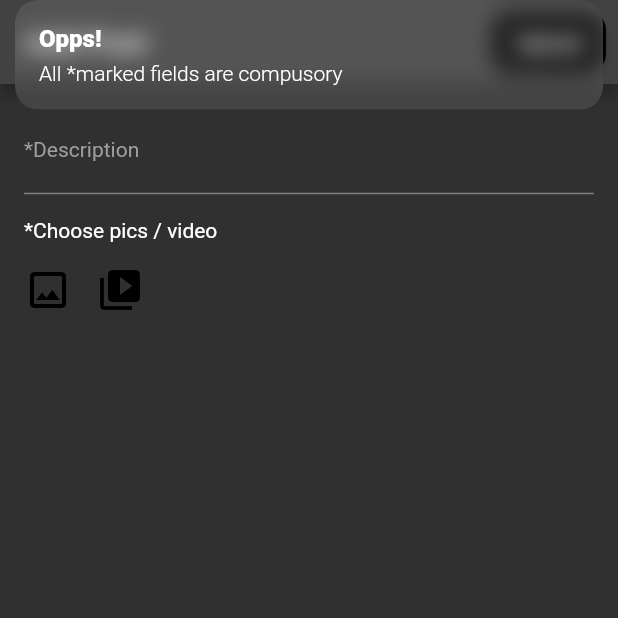
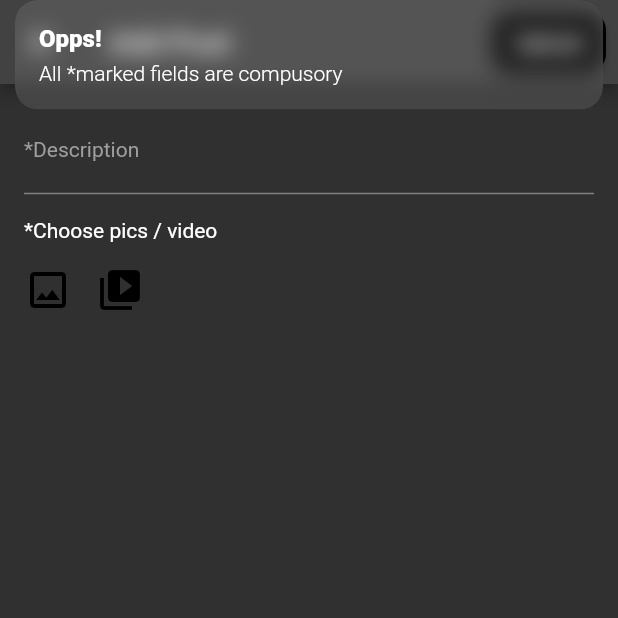
Before and after one commit to SatyamKr07/expApp, a Flutter app: the AddPost screen opened directly, after a tap on "Upload", on a phone screen of 412 x 824 dp, the top half of it. Run offline on Flutter 3.47's test engine with Material 2 defaults, Android fonts, the phone set to English and light mode, and no system bars; drawn by our look-alikes of carousel_slider; our stand-ins replace better_player, cached_network_image, cloud_firestore, firebase_auth, firebase_core, firebase_storage and 13 more; missing offline and left inert: video_compress; accounts and stored records are empty; generated files the repository leaves out were written again.

Commit message:
update post done

```diff
--- a/lib/src/pages/add_post/add_post.dart
+++ b/lib/src/pages/add_post/add_post.dart
@@ -9,7 +9,10 @@ import 'views/add_pic.dart';
 import 'views/title_desc.dart';
 
 class AddPost extends StatelessWidget {
-  AddPost({Key? key}) : super(key: key);
+  bool updatePost;
+  String postId;
+  AddPost({Key? key, this.updatePost = false, this.postId = ""})
+      : super(key: key);
   final addBlogController = Get.find<AddPostController>();
   @override
   Widget build(BuildContext context) {
@@ -20,7 +23,7 @@ class AddPost extends StatelessWidget {
               ? Material(child: Center(child: CircularProgressIndicator()))
               : Scaffold(
                   appBar: AppBar(
-                    title: const Text("Add Post"),
+                    title: Text(!updatePost ? "Add Post" : "Update Post"),
                     actions: [
                       Padding(
                         padding: const EdgeInsets.all(8.0),
@@ -33,11 +36,15 @@ class AddPost extends StatelessWidget {
                             // primary: CupertinoColors.systemPurple,
                           ),
                           onPressed: () async {
+                            if (!updatePost) {
                               await addBlogController.uploadPost();
+                            } else {
+                              await addBlogController.updatePost(docId: postId);
+                            }
 
                             // logger.d('imagesUrl :${addBlogController.blogModel.picList}');
                           },
-                          child: const Text('Upload'),
+                          child: Text(!updatePost ? 'Upload' : "Update"),
                         ),
                       ),
                     ],
@@ -45,6 +52,7 @@ class AddPost extends StatelessWidget {
                   body: ListView(
                     children: [
                       TitleDesc(),
+                      if (!updatePost) ...[
                         const Padding(
                           padding: EdgeInsets.only(left: 16.0),
                           child: Text("*Choose pics / video"),
@@ -61,6 +69,7 @@ class AddPost extends StatelessWidget {
                             // imagesCount: addExchangeCtrl.imagesCount,
                           ),
                         )
+                      ]
                     ],
                   ),
                 );
```
Also changed, not shown: lib/src/controllers/add_post_controller.dart (+19 -3 lines), lib/src/pages/profile/components/show_post.dart (+9 -0 lines). Lines whose indentation alone changed are shown as unchanged.
